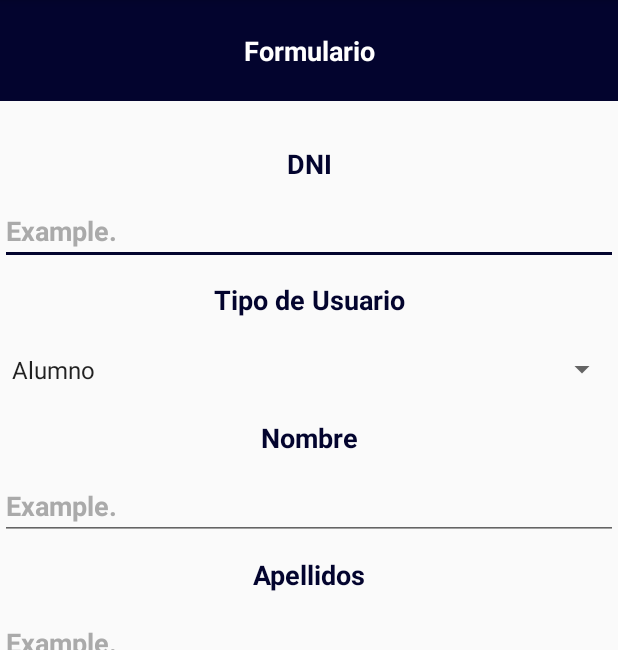
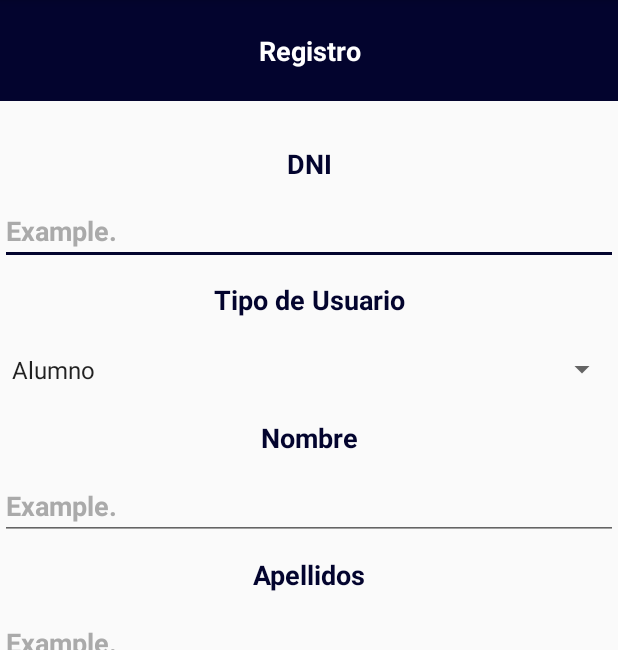
Before and after one commit to joorge97/Nihilist1_0, an Android app: the Registrar screen opened directly, with no data from a screen before it, on a phone screen of 412 x 824 dp, the part 84-734 px from its top. Run offline under Robolectric (Android 15) with nearby library versions, the phone set to English and light mode, and no system bars; our stand-ins replace Volley; network calls fail.

```diff
--- a/app/src/main/res/layout/activity_registrar.xml
+++ b/app/src/main/res/layout/activity_registrar.xml
@@ -44,7 +44,7 @@
         android:layout_height="67dp"
         android:background="@color/colorAccent"
         android:gravity="center"
-        android:text="Formulario"
+        android:text="Registro"
         android:textColor="@color/whiteBase"
         android:textSize="18sp"
         android:textStyle="bold"
--- a/app/src/main/res/layout/activity_usuario.xml
+++ b/app/src/main/res/layout/activity_usuario.xml
@@ -22,11 +22,12 @@
         app:layout_constraintTop_toTopOf="parent"
         app:layout_constraintVertical_bias="0.695" />
 
-    <Button
+    <TextView
         android:id="@+id/noFunction"
         android:layout_width="match_parent"
         android:layout_height="60dp"
         android:background="@color/colorAccent"
+        android:gravity="center"
         android:text="ID_USUARIO"
         android:textColor="@color/whiteBase"
         android:textSize="18sp"
```
